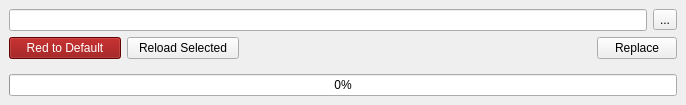
Above: ui/main.ui from iceanimations/replaceReadPath before the change. Below: the same form after it.
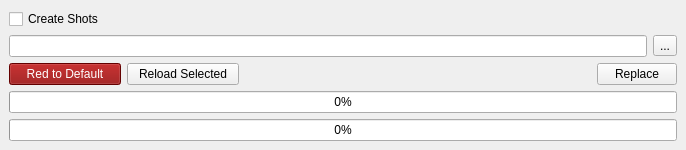
That is the form after the change.

Commit message: createSequence feature added

The edit to the form file:
```diff
--- a/ui/main.ui
+++ b/ui/main.ui
@@ -7,7 +7,7 @@
     <x>0</x>
     <y>0</y>
     <width>686</width>
-    <height>105</height>
+    <height>149</height>
    </rect>
   </property>
   <property name="windowTitle">
@@ -15,6 +15,16 @@
   </property>
   <widget class="QWidget" name="centralwidget">
    <layout class="QVBoxLayout" name="verticalLayout">
+    <item>
+     <widget class="QCheckBox" name="createButton">
+      <property name="toolTip">
+       <string>Create backdrops for all shots in the specified sequence directory</string>
+      </property>
+      <property name="text">
+       <string>Create Shots</string>
+      </property>
+     </widget>
+    </item>
     <item>
      <layout class="QHBoxLayout" name="horizontalLayout">
       <item>
@@ -95,6 +105,13 @@
       </property>
      </spacer>
     </item>
+    <item>
+     <widget class="QProgressBar" name="mainProgressBar">
+      <property name="value">
+       <number>0</number>
+      </property>
+     </widget>
+    </item>
     <item>
      <widget class="QProgressBar" name="progressBar">
       <property name="value">
```
The commit also changes 1 other file.
